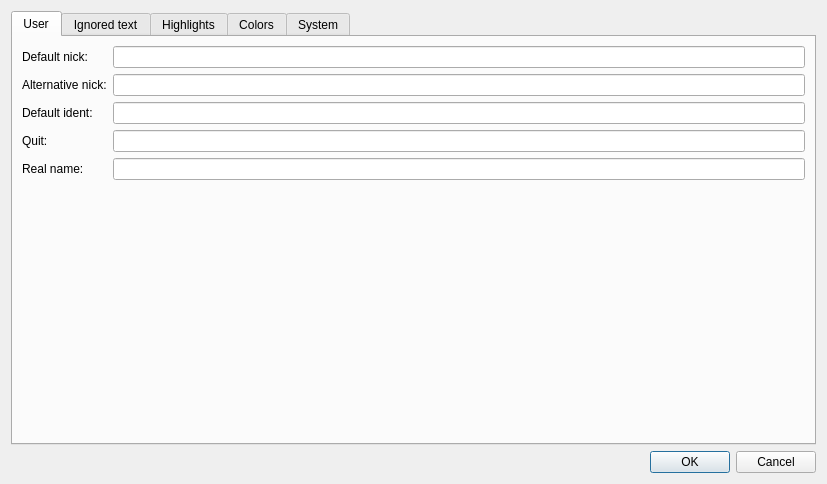
Qt form src/GrumpyIRC/preferenceswin.ui (grumpy-irc/grumpy) before a commit.
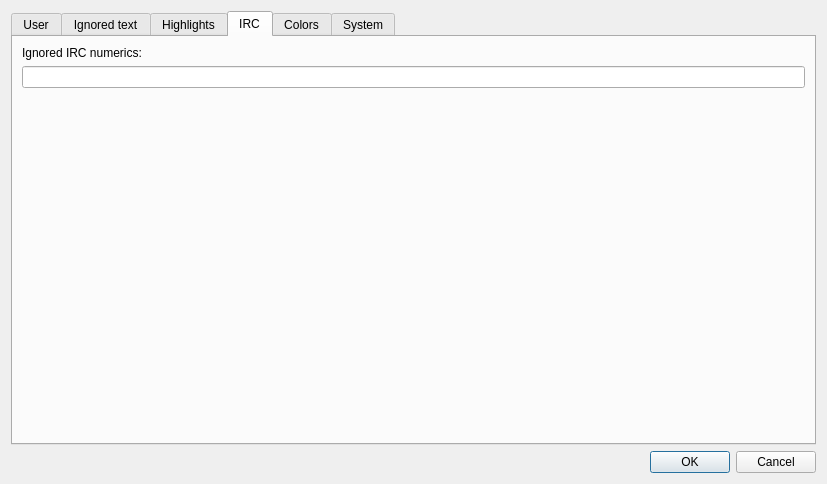
The same form after that commit. The open tabs and pages were chosen to show the change.

Commit message: make it possible to ignore numerics

Diff of the .ui file:
```diff
--- a/src/GrumpyIRC/preferenceswin.ui
+++ b/src/GrumpyIRC/preferenceswin.ui
@@ -111,6 +111,36 @@
        </item>
       </layout>
      </widget>
+     <widget class="QWidget" name="tab_5">
+      <attribute name="title">
+       <string>IRC</string>
+      </attribute>
+      <layout class="QVBoxLayout" name="verticalLayout_7">
+       <item>
+        <widget class="QLabel" name="label_9">
+         <property name="text">
+          <string>Ignored IRC numerics:</string>
+         </property>
+        </widget>
+       </item>
+       <item>
+        <widget class="QLineEdit" name="lineEdit_4"/>
+       </item>
+       <item>
+        <spacer name="verticalSpacer_2">
+         <property name="orientation">
+          <enum>Qt::Vertical</enum>
+         </property>
+         <property name="sizeHint" stdset="0">
+          <size>
+           <width>20</width>
+           <height>40</height>
+          </size>
+         </property>
+        </spacer>
+       </item>
+      </layout>
+     </widget>
      <widget class="QWidget" name="tab_3">
       <attribute name="title">
        <string>Colors</string>
```
The commit also changes 12 other files.
